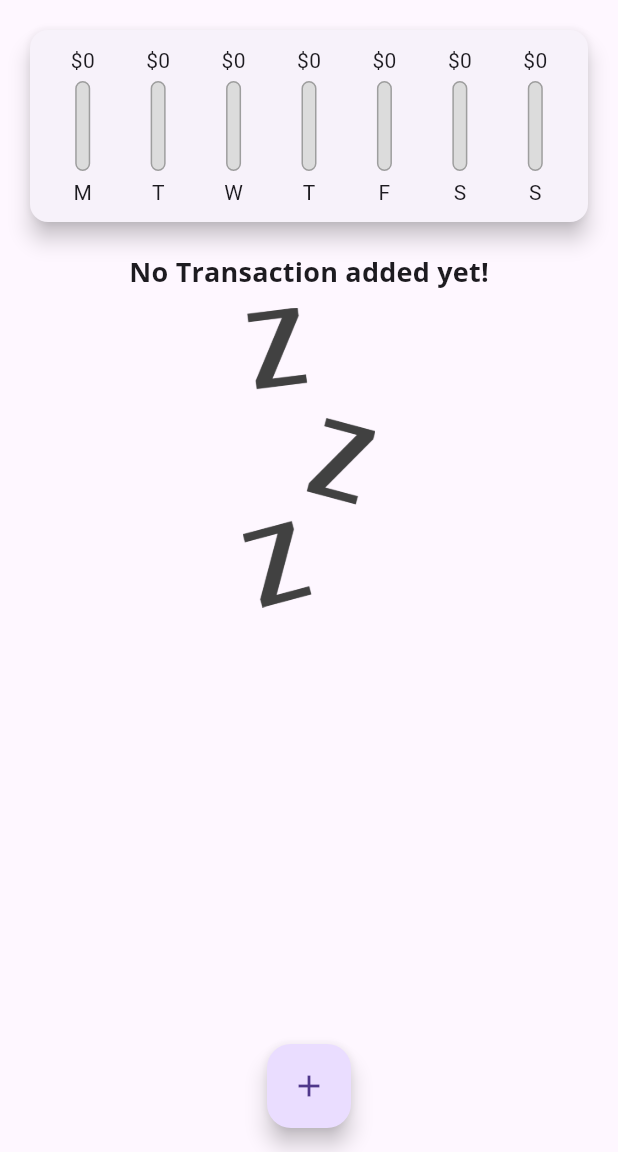
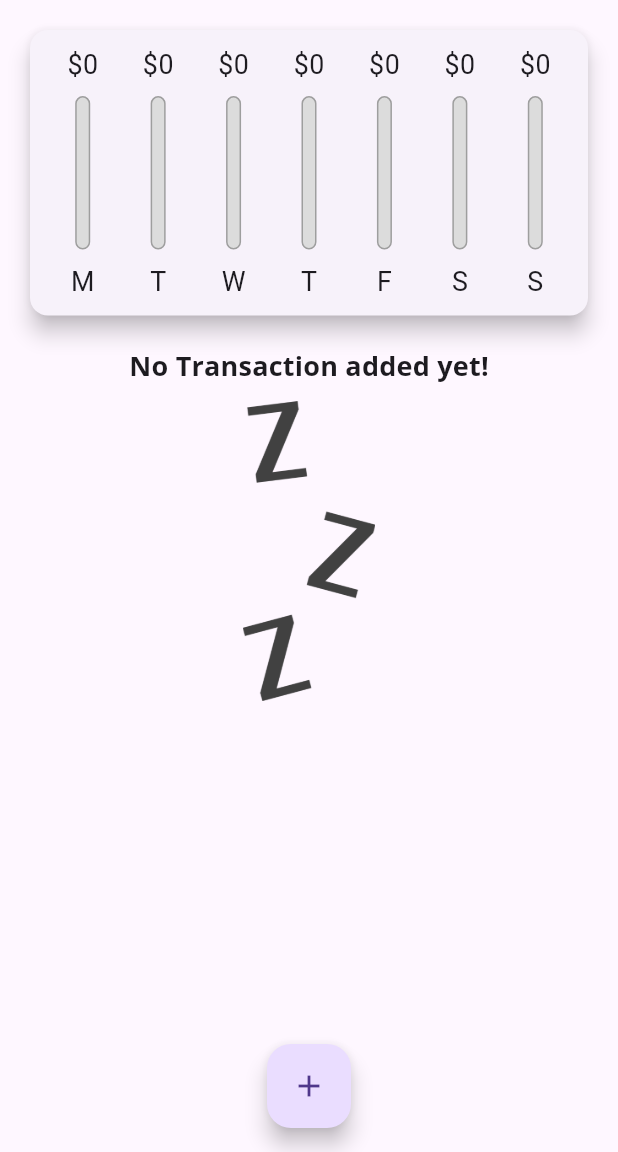
Before and after one commit to Yahya-hossaini/Expense-Planner-Mobile-App, a Flutter app: the screen it shows after launch, on a phone screen of 412 x 824 dp, the part 84-1236 px from its top. Run offline on Flutter 3.47's test engine with Material 3 defaults, Android fonts, the phone set to English and light mode, and no system bars.

Commit message:
Making the app responsive!

```diff
--- a/lib/main.dart
+++ b/lib/main.dart
@@ -1,11 +1,19 @@
 import 'package:expense_planner_mobile_app/widgets/chart.dart';
+import 'package:flutter/services.dart';
 
 import './widgets/transaction_list.dart';
 import './widgets/new_transaction.dart';
 import 'package:flutter/material.dart';
 import './models/transaction.dart';
 
-void main() => runApp(const MyApp());
+void main(){
+  // WidgetsFlutterBinding.ensureInitialized();
+  // SystemChrome.setPreferredOrientations([
+  //   DeviceOrientation.portraitUp,
+  //   DeviceOrientation.portraitDown,
+  // ]);
+  runApp(const MyApp());
+}
 
 class MyApp extends StatelessWidget {
   const MyApp({super.key});
@@ -18,7 +26,6 @@
       theme: ThemeData(
         primarySwatch: Colors.green,
         primaryColor: Colors.purple,
-
         fontFamily: 'Quicksand',
         textTheme: ThemeData.light().textTheme.copyWith(
               titleMedium: TextStyle(
@@ -69,7 +76,8 @@
     }).toList();
   }
 
-  void _addNewTransaction(String txTitle, double txAmount , DateTime chosenDate) {
+  void _addNewTransaction(
+      String txTitle, double txAmount, DateTime chosenDate) {
     final newTx = Transaction(
       id: DateTime.now().toString(),
       title: txTitle,
@@ -94,7 +102,7 @@
     );
   }
 
-  void _deleteTransaction(String id){
+  void _deleteTransaction(String id) {
     setState(() {
       _userTransaction.removeWhere((tx) => tx.id == id);
     });
@@ -103,9 +111,7 @@
   // MyHomePage({super.key});
   @override
   Widget build(BuildContext context) {
-    return SafeArea(
-      child: Scaffold(
-        appBar: AppBar(
+    final appBar = AppBar(
       title: const Text('Personal Expenses'),
       backgroundColor: Theme.of(context).primaryColor,
       actions: [
@@ -114,13 +120,30 @@
           icon: Icon(Icons.add),
         ),
       ],
-        ),
+    );
+    return Scaffold(
+      appBar: appBar,
       body: SingleChildScrollView(
         child: Column(
           crossAxisAlignment: CrossAxisAlignment.start,
           children: [
-              Chart(recentTransactions: _recentTransactions),
-              TransactionList(transactions: _userTransaction, deleteTX: _deleteTransaction,),
+            Container(
+              height: (MediaQuery.of(context).size.height -
+                      appBar.preferredSize.height -
+                      MediaQuery.of(context).padding.top) *
+                  0.3,
+              child: Chart(recentTransactions: _recentTransactions),
+            ),
+            Container(
+              height: (MediaQuery.of(context).size.height -
+                      appBar.preferredSize.height -
+                      MediaQuery.of(context).padding.top) *
+                  0.7,
+              child: TransactionList(
+                transactions: _userTransaction,
+                deleteTX: _deleteTransaction,
+              ),
+            ),
           ],
         ),
       ),
@@ -129,7 +152,6 @@
         onPressed: () => _startAddNewTransaction(context),
         child: Icon(Icons.add),
       ),
-      ),
     );
   }
 }
--- a/lib/widgets/chart_bar.dart
+++ b/lib/widgets/chart_bar.dart
@@ -14,19 +14,21 @@
 
   @override
   Widget build(BuildContext context) {
+    return LayoutBuilder(
+      builder: (ctx, constraint) {
         return Column(
           children: [
             Container(
-          height: 20,
+              height: constraint.maxHeight * 0.15,
               child: FittedBox(
                 child: Text('\$${spendingAmount.toStringAsFixed(0)}'),
               ),
             ),
             SizedBox(
-          height: 4,
+              height: constraint.maxHeight * 0.05,
             ),
             Container(
-          height: 60,
+              height: constraint.maxHeight * 0.6,
               width: 10,
               child: Stack(
                 children: [
@@ -50,10 +52,17 @@
               ),
             ),
             SizedBox(
-          height: 4,
+              height: constraint.maxHeight * 0.05,
             ),
-        Text(label),
+            Container(
+              height: constraint.maxHeight * 0.15,
+              child: FittedBox(
+                child: Text(label),
+              ),
+            ),
           ],
+        );
+      },
     );
   }
 }
--- a/lib/widgets/transaction_list.dart
+++ b/lib/widgets/transaction_list.dart
@@ -12,7 +12,6 @@
   @override
   Widget build(BuildContext context) {
     return Container(
-      height: 600,
       width: double.infinity,
       child: transactions.isEmpty
           ? Column(
```
Lines whose indentation alone changed are shown as unchanged.
